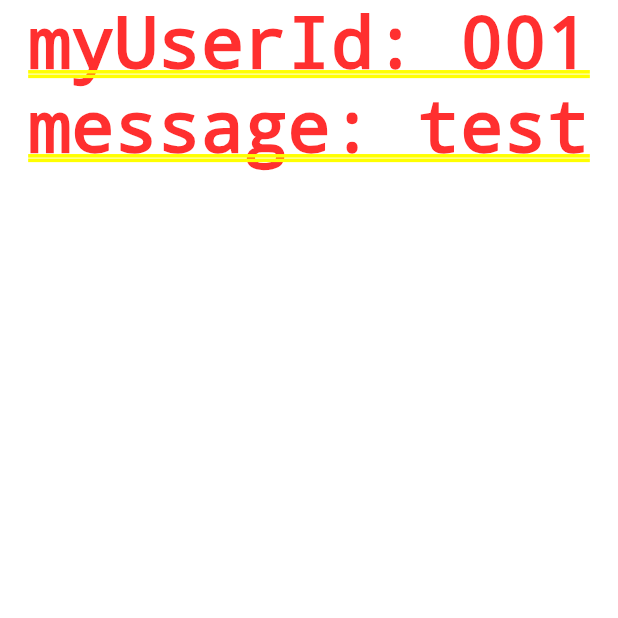
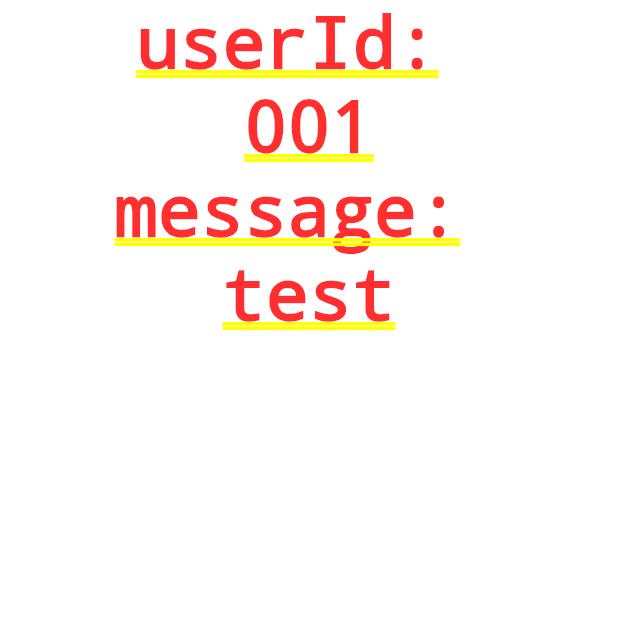
Before and after one commit to crossplatformkorea/flutter_bloc_pattern, a Flutter app: the Review screen opened by its route, on a phone screen of 412 x 824 dp, the top half of it. Run offline on Flutter 3.47's test engine with Material 2 defaults, Android fonts, the phone set to English and light mode, and no system bars; statements that could not run were skipped.

Commit message:
Flutter test review widget.

```diff
--- a/bloc_login_example/lib/screens/review.dart
+++ b/bloc_login_example/lib/screens/review.dart
@@ -1,9 +1,7 @@
 import 'dart:async';
 import 'package:async/async.dart';
 import 'package:flutter/material.dart';
-import 'package:flutter/services.dart';
 import 'package:bloc_login_example/blocs/review_bloc.dart';
-import 'package:bloc_login_example/blocs/bloc_provider.dart';
 
 class Review extends StatefulWidget {
   @override
@@ -25,24 +23,27 @@ class _State extends State<Review> {
 
   @override
   Widget build(BuildContext context) {
-    var bloc = BlocProvider.of(context);
-    return StreamBuilder(
+    return Container(
+      child: StreamBuilder(
       stream: _stream,
       builder: (context, snapshot) {
-        print('snapshot');
-        print(snapshot);
-        return Container(
-          width: 200.0,
-          color: Colors.white,
+        if (!snapshot.hasData) {
+          return Container();
+        }
+        return SizedBox(
+          width: 800.0,
+          height: 600.0,
           child: Column(
             children: <Widget>[
-              Text('myUserId: ${snapshot.data[0]}'),
-              Text('message: ${snapshot.data[1]}'),
+              Text('userId: ', textDirection: TextDirection.ltr),
+              Text('${snapshot.data[0]}', textDirection: TextDirection.ltr),
+              Text('message: ', textDirection: TextDirection.ltr),
+              Text('${snapshot.data[1]}', textDirection: TextDirection.ltr),
             ],
           ),
         );
       },
-    );
+    ));
   }
 
   @override
```
Also changed, not shown: 1 other file.
